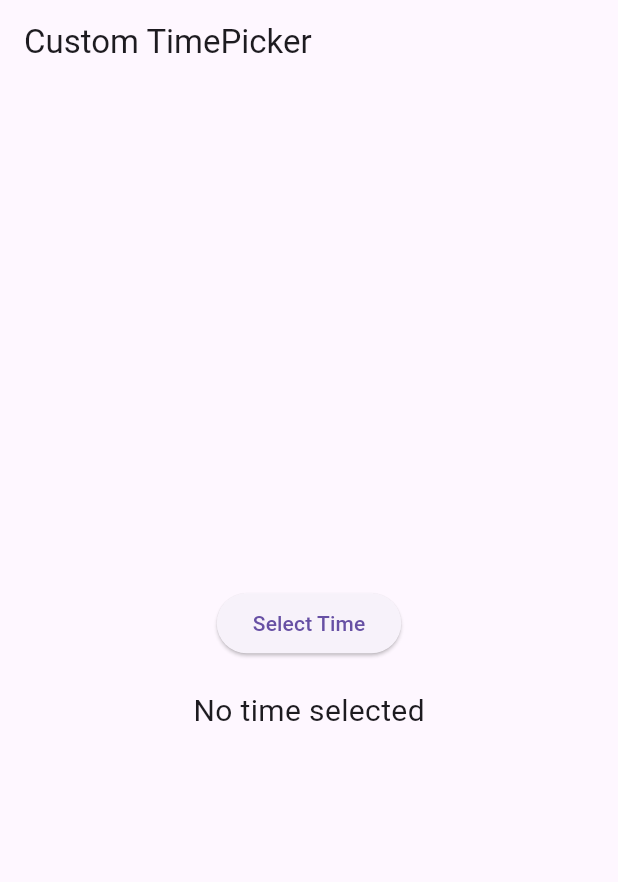
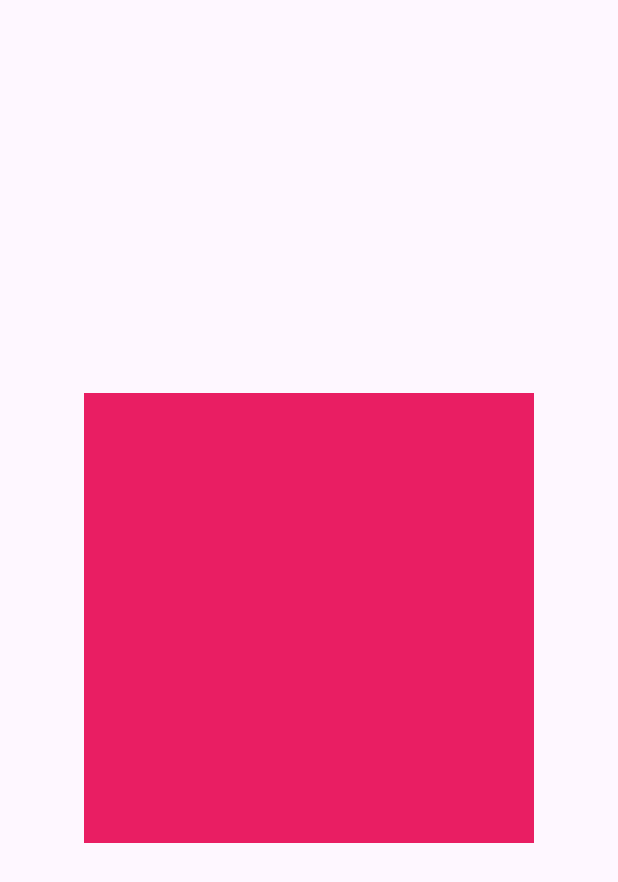
Before and after one commit to pradeepyuni07/Day2-Dart, a Flutter app: the screen it shows after launch, on a phone screen of 412 x 824 dp. Shown: the top 882 px of the screen. Run offline on Flutter 3.47's test engine with Material 3 defaults, Android fonts, the phone set to English and light mode, and no system bars; our stand-ins replace fluttertoast, image_picker; key blocks and very long unbroken strings in the code were emptied for the run.

Commit message:
Implicit animations done

```diff
--- /dev/null
+++ b/lib/anim_demo.dart
@@ -0,0 +1,171 @@
+import 'package:flutter/material.dart';
+
+class AnimDemo extends StatefulWidget {
+  const AnimDemo({super.key});
+
+  @override
+  State<AnimDemo> createState() => _AnimDemoState();
+}
+
+class _AnimDemoState extends State<AnimDemo> {
+  bool isClick = false;
+
+  @override
+  Widget build(BuildContext context) {
+    return Scaffold(
+      body: Center(
+        child: Column(
+          mainAxisAlignment: MainAxisAlignment.center,
+          children: [
+            // Example 1: AnimatedContainer
+            // InkWell(
+            //   onTap: () {
+            //     setState(() {
+            //       isClick = !isClick;
+            //     });
+            //   },
+            //   child: AnimatedContainer(
+            //     duration: Duration(milliseconds: 800),
+            //     curve: Curves.linear,
+            //     color: isClick ? Colors.green : Colors.red,
+            //     height: isClick ? 100 : 200,
+            //     width: isClick ? 100 : 200,
+            //   ),
+            // ),
+
+            // Example 2: AnimatedCrossFade
+            // InkWell(
+            //   onTap: () {
+            //     setState(() {
+            //       isClick = !isClick;
+            //     });
+            //   },
+            //   child: AnimatedCrossFade(
+            //     firstChild:
+            //         Container(height: 200, width: 200, color: Colors.red),
+            //     secondChild:
+            //         Container(height: 300, width: 300, color: Colors.green),
+            //     crossFadeState: isClick
+            //         ? CrossFadeState.showSecond
+            //         : CrossFadeState.showFirst,
+            //     duration: Duration(milliseconds: 1000),
+            //     firstCurve: Curves.easeOut,
+            //     secondCurve: Curves.easeIn,
+            //     reverseDuration: Duration(milliseconds: 800),
+            //   ),
+            // ),
+
+            // Example 3: AnimatedOpacity
+            // InkWell(
+            //   onTap: () {
+            //     setState(() {
+            //       isClick = !isClick;
+            //     });
+            //   },
+            //   child: AnimatedOpacity(
+            //     opacity: isClick ? 0 : 1,
+            //     duration: Duration(milliseconds: 800),
+            //     curve: Curves.linear,
+            //     child: Container(
+            //       width: 200,
+            //       height: 200,
+            //       color: Colors.tealAccent,
+            //     ),
+            //   ),
+            // ),
+
+            // InkWell(
+            //   onTap: () {
+            //     setState(() {
+            //       isClick = !isClick;
+            //     });
+            //   },
+            //   child: Container(
+            //     width: 600,
+            //     height: 600,
+            //     color: Colors.grey.shade300,
+            //     child: AnimatedAlign(
+            //       alignment:
+            //       isClick ? Alignment.topRight : Alignment.center,
+            //       duration: Duration(milliseconds: 500),
+            //       curve: Curves.easeInOut,
+            //       child: Container(
+            //         width:100,
+            //         height: 100,
+            //         color: Colors.tealAccent,
+            //
+            //       ),
+            //     ),
+            //   ),
+            // ),
+            // InkWell(
+            //   onTap: (){
+            //     setState(() {
+            //        isClick=!isClick;
+            //     });
+            //   },
+            //   child: AnimatedRotation(
+            //     curve: Curves.easeInOut,
+            //      turns: isClick?600:0,
+            //     duration: Duration(minutes: 2),
+            //      child: Container(
+            //         height: 300,
+            //         width: 300,
+            //        color: Colors.pink,
+            //      ),
+            //   ),
+            // ),
+
+            // InkWell(
+            //   onTap: (){
+            //     setState(() {
+            //        isClick=!isClick;
+            //     });
+            //   },
+            //   child: AnimatedScale(
+            //     curve: Curves.linear,
+            //     scale: isClick?2:1,
+            //     duration: Duration(milliseconds: 300),
+            //      child: Container(
+            //         height: 100,
+            //         width: 100,
+            //        color: Colors.pink,
+            //      ),
+            //   ),
+            // ),
+            InkWell(
+            onTap: () {
+      setState(() {
+      isClick = !isClick;
+      });
+      },
+        child: Container(
+          width: 300,
+          height: 300,
+          color: Colors.grey.shade300,
+          child: Stack(
+            children: [
+              AnimatedPositioned(
+                curve: Curves.linear,
+                left: isClick ? 0 : 0,
+                top: isClick ? 400 : 0,
+                right: isClick ? 0 : 0,
+                bottom: isClick ? 0 : 0,
+                duration: Duration(milliseconds: 600),
+                child: Container(
+                  height: 100,
+                  width: 100,
+                  color: Colors.pink,
+                ),
+              ),
+            ],
+
+          ),
+        ),
+      )
+]
+    ),
+      ),
+    );
+  }
+}
--- a/lib/custom_date_picker.dart
+++ b/lib/custom_date_picker.dart
@@ -48,7 +48,7 @@ class _CustomDatePickerState extends State<CustomDatePicker> {
                       data: Theme.of(context).copyWith(
                         datePickerTheme: DatePickerThemeData(
                           dayShape:
-                              MaterialStateProperty.resolveWith<OutlinedBorder>(
+                              WidgetStateProperty.resolveWith<OutlinedBorder>(
                                 (states) {
                                   return RoundedRectangleBorder(
                                     borderRadius: BorderRadius.circular(
--- a/lib/main.dart
+++ b/lib/main.dart
@@ -1,3 +1,4 @@
+import 'package:dart_app/anim_demo.dart';
 import 'package:dart_app/builders.dart';
 import 'package:dart_app/click_event.dart';
 import 'package:dart_app/custom_bottombar.dart';
@@ -8,11 +9,17 @@ import 'package:dart_app/custom_timepicker.dart';
 import 'package:dart_app/fab_button.dart';
 import 'package:dart_app/grid_view.dart';
 import 'package:dart_app/img.dart';
+import 'package:dart_app/img_picker.dart';
 import 'package:dart_app/page_view_demo.dart';
 import 'package:dart_app/pnt.dart';
+import 'package:dart_app/popupmenu_widget.dart';
 import 'package:dart_app/row_widget.dart';
 import 'package:dart_app/rowcolumn.dart';
+import 'package:dart_app/scroll_date_time_picker.dart';
+import 'package:dart_app/slide_widget.dart';
+import 'package:dart_app/stepper_widget.dart';
 import 'package:dart_app/stlessful.dart';
+import 'package:dart_app/switch_widget.dart';
 import 'package:dart_app/text_field_widget.dart';
 import 'package:dart_app/text_formField.dart' show TextFormfieldDemo;
 import 'package:dart_app/toast_demo.dart';
@@ -33,7 +40,8 @@ class MyApp extends StatelessWidget {
   Widget build(BuildContext context) {
     return MaterialApp(
       debugShowCheckedModeBanner: false, // Remove debug banner
-      home:CustomTimepicker()
+      home:AnimDemo()
+
     );
   }
 }
--- a/lib/slide_widget.dart
+++ b/lib/slide_widget.dart
@@ -29,7 +29,7 @@ class _SlideWidgetState extends State<SlideWidget> {
                        print(value);
                   },
                 activeColor: Colors.green,
-                  // divisions: 10,
+                  divisions: 100,
                    thumbColor: Colors.red,
                   inactiveColor: Colors.grey,
                   label: curr_value.toStringAsFixed(0),
```
